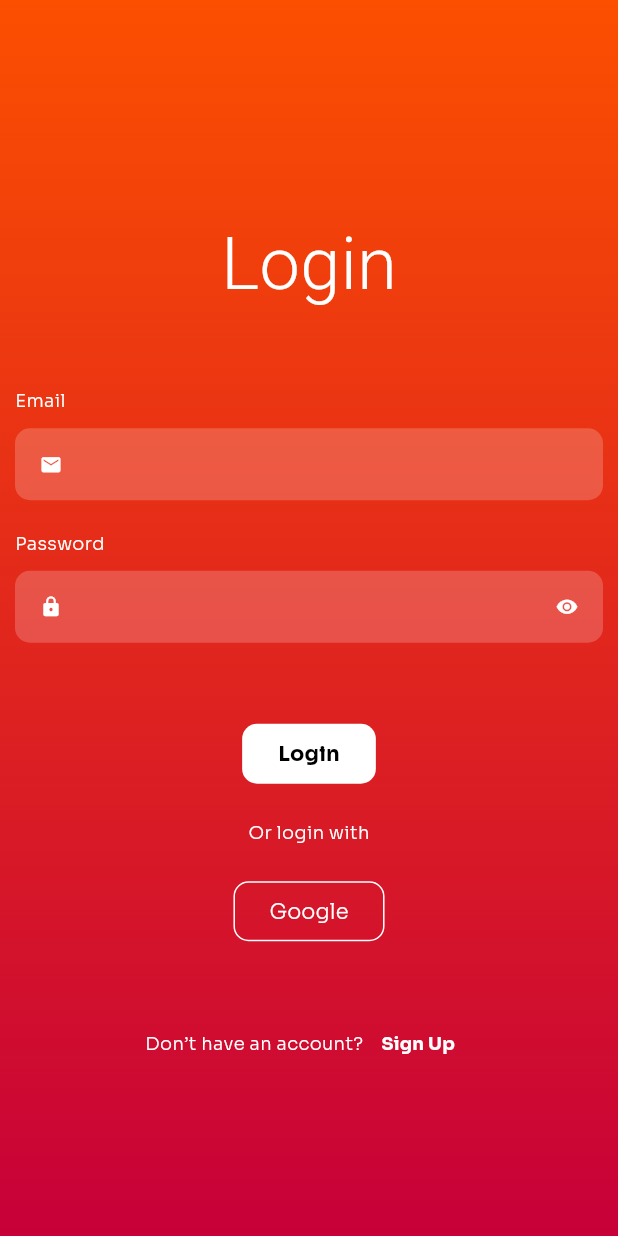
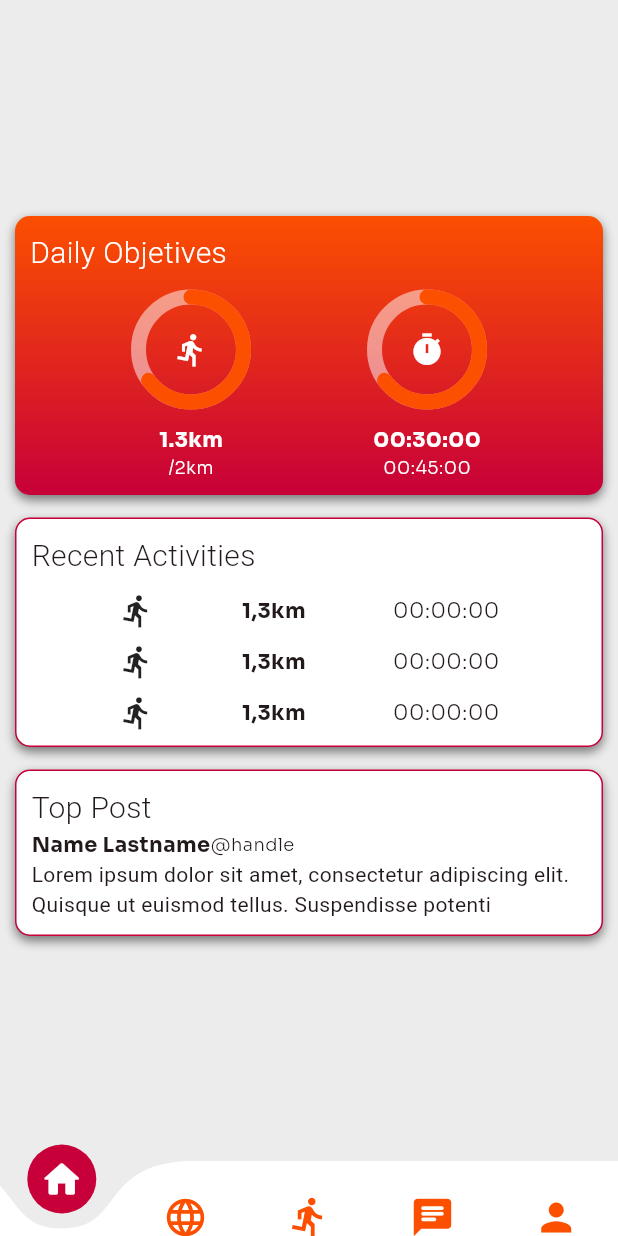
Before and after one commit to Sonya-c/sportlingo, a Flutter app: the screen it shows after launch, on a phone screen of 412 x 824 dp. Run offline on Flutter 3.47's test engine with Material 2 defaults, Android fonts, the light colour scheme and no system bars; drawn by our look-alikes of curved_navigation_bar, percent_indicator; our stand-ins replace email_validator, flutter_svg, get, google_fonts, loggy.

Commit message:
feat: button navigation bar (improve)

```diff
--- a/lib/ui/app.dart
+++ b/lib/ui/app.dart
@@ -19,7 +19,7 @@ class App extends StatelessWidget {
           colorScheme: ColorScheme.fromSeed(seedColor: magenta),
           useMaterial3: true,
         ),
-      home: _authController.isLogged ? Content() : const LoginPage(),
-    );
+        // home: _authController.isLogged ? Content() : LoginPage(),
+        home: Content());
   }
 }
--- a/lib/ui/pages/authentication/login_page.dart
+++ b/lib/ui/pages/authentication/login_page.dart
@@ -1,6 +1,7 @@
 import 'package:flutter/material.dart';
 import 'package:get/get.dart';
 import 'package:sportlingo/ui/controllers/auth_controller.dart';
+import 'package:sportlingo/ui/pages/authentication/singup_page.dart';
 import 'package:sportlingo/ui/pages/content/content.dart';
 import 'package:sportlingo/ui/utils/colors.dart';
 import 'package:sportlingo/ui/utils/scroll_layout.dart';
@@ -8,17 +9,15 @@ import 'package:sportlingo/ui/utils/text_styles.dart';
 import 'package:sportlingo/ui/widgets/form_widets/email_field.dart';
 import 'package:sportlingo/ui/widgets/form_widets/password_field.dart';
 
-class LoginPage extends StatefulWidget {
-  const LoginPage({super.key});
+class LoginPage extends StatelessWidget {
+  LoginPage({super.key});
 
-  @override
-  State<LoginPage> createState() => _LoginPageState();
-}
+  final _authController = Get.find<AuthController>();
 
-class _LoginPageState extends State<LoginPage> {
-  final _authController = Get.find<AuthController>();
   final _formKey = GlobalKey<FormState>();
+
   final _emailController = TextEditingController();
+
   final _passwordController = TextEditingController();
 
   @override
@@ -132,7 +131,7 @@ class _LoginPageState extends State<LoginPage> {
                   TextButton(
                     key: const Key("loginPageSingupButton"),
                     onPressed: () {
-                      Get.toNamed('/singup');
+                      Get.to(() => SingupPage());
                     },
                     child: Text(
                       "Sign Up",
--- a/lib/ui/pages/content/content.dart
+++ b/lib/ui/pages/content/content.dart
@@ -13,23 +13,35 @@ import 'package:sportlingo/ui/pages/content/profile/profile_page.dart';
 import 'package:sportlingo/ui/pages/content/run/run_page.dart';
 import 'package:sportlingo/ui/utils/colors.dart';
 
-class Content extends StatelessWidget with UiLoggy {
+class Content extends StatefulWidget with UiLoggy {
   final int initialPage;
   final PageController _pageController;
-  final _authController = Get.find<AuthController>();
 
   Content({Key? key, this.initialPage = 0})
       : _pageController = PageController(initialPage: initialPage),
         super(key: key);
 
   @override
+  State<Content> createState() => _ContentState();
+}
+
+class _ContentState extends State<Content> {
+  final _authController = Get.find<AuthController>();
+  int _pageIndex = 0;
+
+  @override
   Widget build(BuildContext context) {
     ever(_authController.logged,
-        (isLogged) => isLogged ? null : Get.to(() => const LoginPage()));
+        (isLogged) => isLogged ? null : Get.to(() => LoginPage()));
 
     return Scaffold(
       body: PageView(
-        controller: _pageController,
+        controller: widget._pageController,
+        onPageChanged: (value) => {
+          setState(() {
+            _pageIndex = value;
+          })
+        },
         children: const <Widget>[
           HomePage(),
           PostPage(),
@@ -40,22 +52,45 @@ class Content extends StatelessWidget with UiLoggy {
       ),
       extendBody: true,
       bottomNavigationBar: CurvedNavigationBar(
-        backgroundColor: Colors.white.withOpacity(0.5),
+        backgroundColor: Colors.transparent,
         buttonBackgroundColor: magenta,
-        color: magentaDark,
+        color: Colors.white,
         height: 50,
-        index: initialPage,
-        items: const <Widget>[
-          Icon(Icons.home, size: 30, color: Colors.white),
-          Icon(Icons.language, size: 30, color: Colors.white),
-          Icon(Icons.directions_run, size: 30, color: Colors.white),
-          Icon(Icons.chat, size: 30, color: Colors.white),
-          Icon(Icons.person, size: 30, color: Colors.white),
+        index: _pageIndex,
+        items: [
+          Icon(
+            Icons.home_rounded,
+            size: 30,
+            color: _pageIndex == 0 ? Colors.white : orange,
+          ),
+          Icon(
+            Icons.language_rounded,
+            size: 30,
+            color: _pageIndex == 1 ? Colors.white : orange,
+          ),
+          Icon(
+            Icons.directions_run,
+            size: 30,
+            color: _pageIndex == 2 ? Colors.white : orange,
+          ),
+          Icon(
+            Icons.chat_rounded,
+            size: 30,
+            color: _pageIndex == 3 ? Colors.white : orange,
+          ),
+          Icon(
+            Icons.person,
+            size: 30,
+            color: _pageIndex == 4 ? Colors.white : orange,
+          ),
         ],
         animationDuration: const Duration(milliseconds: 200),
         animationCurve: Curves.bounceInOut,
         onTap: (index) {
-          _pageController.animateToPage(index,
+          setState(() {
+            _pageIndex = index;
+          });
+          widget._pageController.animateToPage(index,
               duration: const Duration(milliseconds: 200),
               curve: Curves.bounceInOut);
         },
--- a/lib/ui/pages/content/home_page.dart
+++ b/lib/ui/pages/content/home_page.dart
@@ -11,6 +11,7 @@ class HomePage extends StatelessWidget {
   Widget build(BuildContext context) {
     return ScrollLayout(
       padding: const EdgeInsets.all(10),
+      backgroundColor: Color.fromARGB(255, 236, 236, 236),
       children: [
         Container(
           decoration: BoxDecoration(
```
Also changed, not shown: lib/ui/pages/authentication/singup_page.dart (+8 -8 lines), 2 other files. Lines whose indentation alone changed are shown as unchanged.
